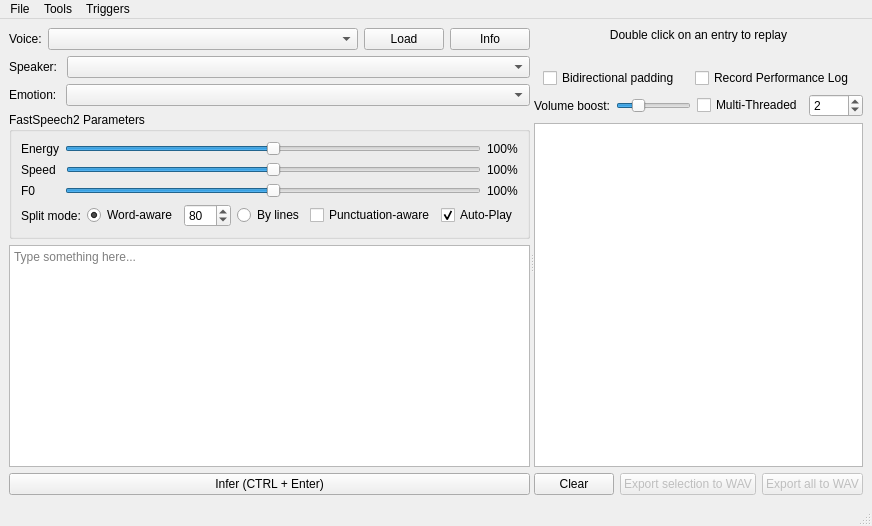
This is mainwindow.ui in ZDisket/TensorVox as Qt 5 draws it before an edit. The edited form follows.
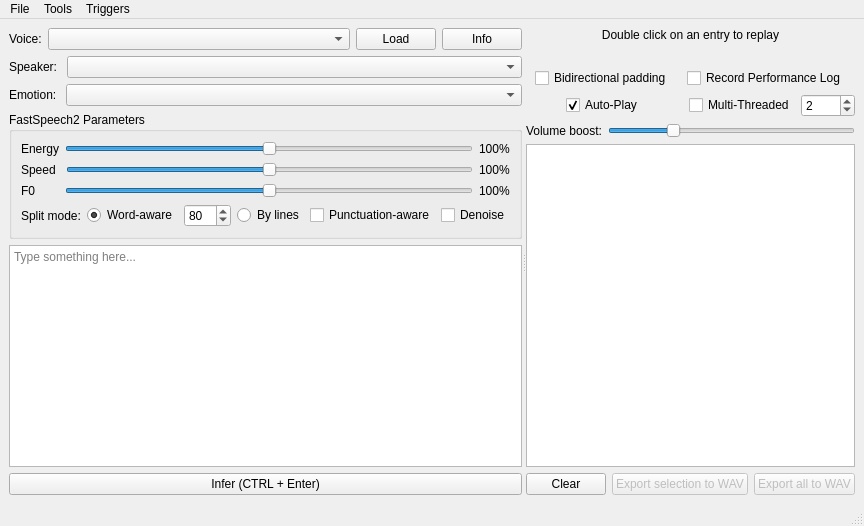
This is the edited form. Icons and pictures are not drawn.

Commit message: Remove unused class ZDFS, add denoiser, minor changes

What changed in the file:
```diff
--- a/mainwindow.ui
+++ b/mainwindow.ui
@@ -305,21 +305,25 @@
               </widget>
              </item>
              <item>
-              <widget class="QCheckBox" name="chkAutoPlay">
-               <property name="sizePolicy">
-                <sizepolicy hsizetype="Maximum" vsizetype="Fixed">
-                 <horstretch>0</horstretch>
-                 <verstretch>0</verstretch>
-                </sizepolicy>
+              <spacer name="horizontalSpacer">
+               <property name="orientation">
+                <enum>Qt::Horizontal</enum>
                </property>
+               <property name="sizeHint" stdset="0">
+                <size>
+                 <width>40</width>
+                 <height>20</height>
+                </size>
+               </property>
+              </spacer>
+             </item>
+             <item>
+              <widget class="QCheckBox" name="chkDenoise">
                <property name="toolTip">
                 <string>Whether to auto-play utterances as their inference is completed. Not possible with multi-threaded generation</string>
                </property>
                <property name="text">
-                <string>Auto-Play</string>
-               </property>
-               <property name="checked">
-                <bool>true</bool>
+                <string>Denoise</string>
                </property>
               </widget>
              </item>
@@ -425,18 +429,24 @@
          </layout>
         </item>
         <item>
-         <layout class="QHBoxLayout" name="horizontalLayout_8">
+         <layout class="QHBoxLayout" name="horizontalLayout_13">
           <item>
-           <widget class="QLabel" name="label_7">
-            <property name="text">
-             <string>Volume boost:</string>
+           <spacer name="horizontalSpacer_3">
+            <property name="orientation">
+             <enum>Qt::Horizontal</enum>
             </property>
-           </widget>
+            <property name="sizeHint" stdset="0">
+             <size>
+              <width>40</width>
+              <height>20</height>
+             </size>
+            </property>
+           </spacer>
           </item>
           <item>
-           <widget class="QSlider" name="sliVolBoost">
+           <widget class="QCheckBox" name="chkAutoPlay">
             <property name="sizePolicy">
-             <sizepolicy hsizetype="Expanding" vsizetype="Fixed">
+             <sizepolicy hsizetype="Maximum" vsizetype="Fixed">
               <horstretch>0</horstretch>
               <verstretch>0</verstretch>
              </sizepolicy>
@@ -444,16 +454,26 @@
             <property name="toolTip">
              <string>Amplify volume of inference output</string>
             </property>
-            <property name="maximum">
-             <number>4000</number>
+            <property name="text">
+             <string>Auto-Play</string>
             </property>
-            <property name="value">
-             <number>1000</number>
+            <property name="checked">
+             <bool>true</bool>
             </property>
+           </widget>
+          </item>
+          <item>
+           <spacer name="horizontalSpacer_2">
             <property name="orientation">
              <enum>Qt::Horizontal</enum>
             </property>
-           </widget>
+            <property name="sizeHint" stdset="0">
+             <size>
+              <width>40</width>
+              <height>20</height>
+             </size>
+            </property>
+           </spacer>
           </item>
           <item>
            <widget class="QCheckBox" name="chkMultiThreaded">
@@ -495,6 +515,39 @@
           </item>
          </layout>
         </item>
+        <item>
+         <layout class="QHBoxLayout" name="horizontalLayout_8">
+          <item>
+           <widget class="QLabel" name="label_7">
+            <property name="text">
+             <string>Volume boost:</string>
+            </property>
+           </widget>
+          </item>
+          <item>
+           <widget class="QSlider" name="sliVolBoost">
+            <property name="sizePolicy">
+             <sizepolicy hsizetype="Expanding" vsizetype="Fixed">
+              <horstretch>0</horstretch>
+              <verstretch>0</verstretch>
+             </sizepolicy>
+            </property>
+            <property name="toolTip">
+             <string>Amplify volume of inference output</string>
+            </property>
+            <property name="maximum">
+             <number>4000</number>
+            </property>
+            <property name="value">
+             <number>1000</number>
+            </property>
+            <property name="orientation">
+             <enum>Qt::Horizontal</enum>
+            </property>
+           </widget>
+          </item>
+         </layout>
+        </item>
         <item>
          <widget class="QListWidget" name="lstUtts">
           <property name="sizePolicy">
```
Left out of the diff: 4 changed lines with no effect on the pictures. The commit also changes 12 other files.
